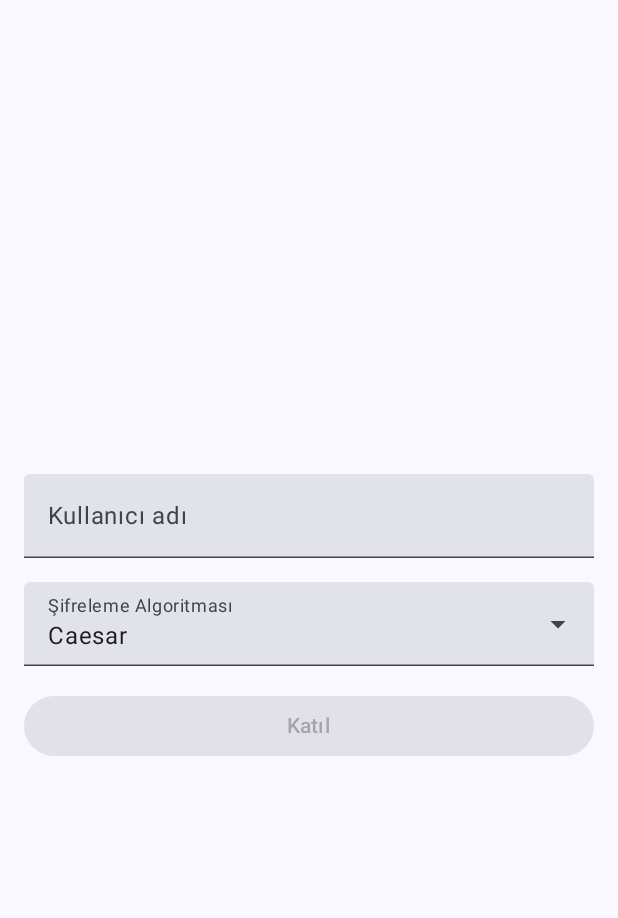
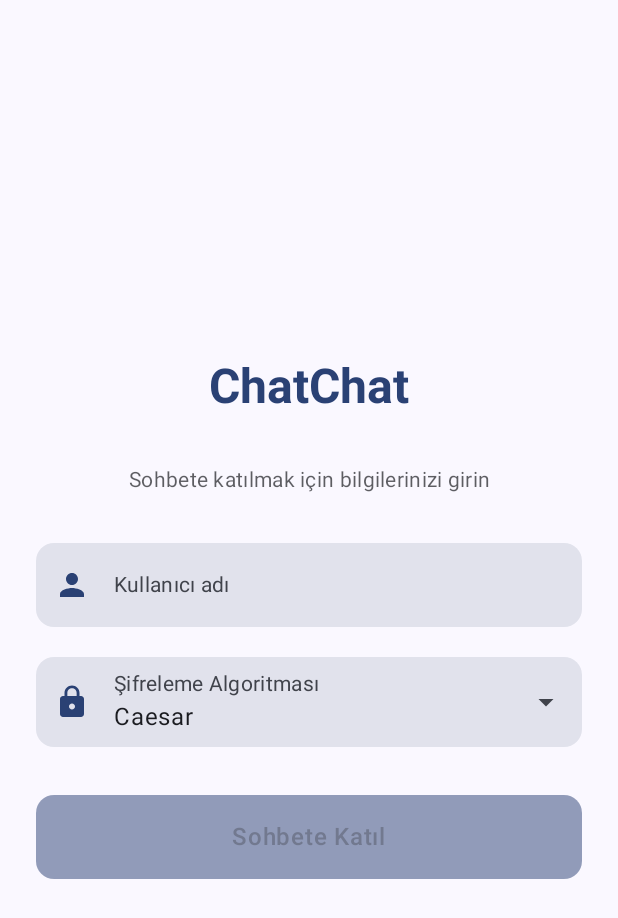
Before and after one commit to alperencitak/Socket-Message-Encryption, an Android app built with Jetpack Compose: the screen it shows after launch (MainActivity), on a phone screen of 412 x 824 dp. Shown: the top 918 px of the screen. Run offline under Robolectric (Android 15) with nearby library versions, the phone set to English and light mode, and no system bars; our stand-ins replace Dagger/Hilt's generated code.

Commit message:
Update login view design

```diff
--- a/client/app/src/main/java/com/alperencitak/chatchat/feature/home/LoginView.kt
+++ b/client/app/src/main/java/com/alperencitak/chatchat/feature/home/LoginView.kt
@@ -1,27 +1,27 @@
 package com.alperencitak.chatchat.feature.home
 
-import androidx.compose.foundation.layout.Arrangement
-import androidx.compose.foundation.layout.Column
-import androidx.compose.foundation.layout.Spacer
-import androidx.compose.foundation.layout.fillMaxSize
-import androidx.compose.foundation.layout.fillMaxWidth
-import androidx.compose.foundation.layout.height
-import androidx.compose.foundation.layout.padding
-import androidx.compose.material3.Button
-import androidx.compose.material3.DropdownMenuItem
-import androidx.compose.material3.ExperimentalMaterial3Api
-import androidx.compose.material3.ExposedDropdownMenuBox
-import androidx.compose.material3.ExposedDropdownMenuDefaults
-import androidx.compose.material3.MenuAnchorType
-import androidx.compose.material3.Text
-import androidx.compose.material3.TextField
+import androidx.compose.foundation.layout.*
+import androidx.compose.foundation.background
+import androidx.compose.foundation.shape.RoundedCornerShape
+import androidx.compose.material.icons.Icons
+import androidx.compose.material.icons.filled.Lock
+import androidx.compose.material.icons.filled.Person
+import androidx.compose.material3.*
 import androidx.compose.runtime.Composable
 import androidx.compose.runtime.getValue
 import androidx.compose.runtime.mutableStateOf
 import androidx.compose.runtime.remember
 import androidx.compose.runtime.setValue
+import androidx.compose.ui.Alignment
 import androidx.compose.ui.Modifier
+import androidx.compose.ui.draw.clip
+import androidx.compose.ui.graphics.Color
+import androidx.compose.ui.graphics.vector.ImageVector
+import androidx.compose.ui.text.font.FontWeight
+import androidx.compose.ui.text.style.TextAlign
 import androidx.compose.ui.unit.dp
+import androidx.compose.ui.unit.sp
+import com.alperencitak.chatchat.feature.home.components.CustomTextField
 
 @OptIn(ExperimentalMaterial3Api::class)
 @Composable
@@ -30,7 +30,7 @@ fun LoginView(
     username: String,
     onLoginClick: () -> Unit,
     onChangeUsername: (String) -> Unit
-){
+) {
     val algorithms = listOf("Caesar", "HillCipher")
     var expanded by remember { mutableStateOf(false) }
     var selectedAlgorithm by remember { mutableStateOf("Caesar") }
@@ -38,61 +38,111 @@ fun LoginView(
     Column(
         modifier = Modifier
             .fillMaxSize()
-            .padding(16.dp),
-        verticalArrangement = Arrangement.Center
+            .padding(24.dp)
+            .background(MaterialTheme.colorScheme.background),
+        verticalArrangement = Arrangement.Center,
+        horizontalAlignment = Alignment.CenterHorizontally
     ) {
-        TextField(
+        Text(
+            text = "ChatChat",
+            style = MaterialTheme.typography.headlineLarge,
+            fontWeight = FontWeight.Bold,
+            color = MaterialTheme.colorScheme.primary,
+            modifier = Modifier.padding(bottom = 32.dp)
+        )
+
+        Text(
+            text = "Sohbete katılmak için bilgilerinizi girin",
+            style = MaterialTheme.typography.bodyMedium,
+            color = MaterialTheme.colorScheme.onBackground.copy(alpha = 0.7f),
+            textAlign = TextAlign.Center,
+            modifier = Modifier
+                .fillMaxWidth()
+                .padding(bottom = 32.dp)
+        )
+
+        CustomTextField(
             value = username,
-            onValueChange = { onChangeUsername(it) },
-            label = { Text("Kullanıcı adı") },
+            onValueChange = onChangeUsername,
+            label = "Kullanıcı adı",
+            placeholder = "Kullanıcı adınızı girin",
+            leadingIcon = Icons.Default.Person,
             modifier = Modifier.fillMaxWidth()
         )
 
-        Spacer(modifier = Modifier.height(16.dp))
+        Spacer(modifier = Modifier.height(20.dp))
 
         ExposedDropdownMenuBox(
             expanded = expanded,
-            onExpandedChange = { expanded = !expanded }
+            onExpandedChange = { expanded = !expanded },
+            modifier = Modifier.fillMaxWidth()
         ) {
-            TextField(
-                value = selectedAlgorithm,
-                onValueChange = {},
-                readOnly = true,
-                label = { Text("Şifreleme Algoritması") },
-                trailingIcon = {
-                    ExposedDropdownMenuDefaults.TrailingIcon(expanded = expanded)
-                },
+            Box(
                 modifier = Modifier
                     .menuAnchor(MenuAnchorType.PrimaryNotEditable, enabled = true)
                     .fillMaxWidth()
-            )
+            ) {
+                CustomTextField(
+                    value = selectedAlgorithm,
+                    onValueChange = {},
+                    readOnly = true,
+                    label = "Şifreleme Algoritması",
+                    placeholder = "Algoritma seçin",
+                    leadingIcon = Icons.Default.Lock,
+                    trailingIcon = {
+                        ExposedDropdownMenuDefaults.TrailingIcon(expanded = expanded)
+                    },
+                    modifier = Modifier.fillMaxWidth()
+                )
+            }
+
             ExposedDropdownMenu(
                 expanded = expanded,
-                onDismissRequest = { expanded = false }
+                onDismissRequest = { expanded = false },
+                modifier = Modifier
+                    .exposedDropdownSize()
+                    .background(MaterialTheme.colorScheme.surface)
             ) {
                 algorithms.forEach { algo ->
                     DropdownMenuItem(
-                        text = { Text(algo) },
+                        text = {
+                            Text(
+                                text = algo,
+                                style = MaterialTheme.typography.bodyMedium,
+                                color = MaterialTheme.colorScheme.onSurface
+                            )
+                        },
                         onClick = {
                             selectedAlgorithm = algo
                             chatViewModel.changeAlgorithm(selectedAlgorithm)
                             expanded = false
-                        }
+                        },
+                        modifier = Modifier.background(MaterialTheme.colorScheme.surface)
                     )
                 }
             }
         }
 
-        Spacer(modifier = Modifier.height(16.dp))
+        Spacer(modifier = Modifier.height(32.dp))
 
         Button(
-            onClick = {
-                onLoginClick()
-            },
+            onClick = onLoginClick,
             enabled = username.isNotBlank(),
-            modifier = Modifier.fillMaxWidth()
+            modifier = Modifier
+                .fillMaxWidth()
+                .height(56.dp),
+            shape = RoundedCornerShape(12.dp),
+            colors = ButtonDefaults.buttonColors(
+                containerColor = MaterialTheme.colorScheme.primary,
+                disabledContainerColor = MaterialTheme.colorScheme.primary.copy(alpha = 0.5f)
+            )
         ) {
-            Text("Katıl")
+            Text(
+                text = "Sohbete Katıl",
+                style = MaterialTheme.typography.bodyLarge,
+                fontWeight = FontWeight.SemiBold,
+                fontSize = 16.sp
+            )
         }
     }
 }
--- /dev/null
+++ b/client/app/src/main/java/com/alperencitak/chatchat/feature/home/components/CustomTextField.kt
@@ -0,0 +1,64 @@
+package com.alperencitak.chatchat.feature.home.components
+
+import androidx.compose.foundation.shape.RoundedCornerShape
+import androidx.compose.material3.Icon
+import androidx.compose.material3.MaterialTheme
+import androidx.compose.material3.Text
+import androidx.compose.material3.TextField
+import androidx.compose.material3.TextFieldDefaults
+import androidx.compose.runtime.Composable
+import androidx.compose.ui.Modifier
+import androidx.compose.ui.draw.clip
+import androidx.compose.ui.graphics.Color
+import androidx.compose.ui.graphics.vector.ImageVector
+import androidx.compose.ui.unit.dp
+
+@Composable
+fun CustomTextField(
+    value: String,
+    onValueChange: (String) -> Unit,
+    label: String,
+    placeholder: String,
+    leadingIcon: ImageVector,
+    trailingIcon: @Composable (() -> Unit)? = null,
+    readOnly: Boolean = false,
+    modifier: Modifier = Modifier
+) {
+    TextField(
+        value = value,
+        onValueChange = onValueChange,
+        readOnly = readOnly,
+        label = {
+            Text(
+                text = label,
+                style = MaterialTheme.typography.bodyMedium,
+                color = MaterialTheme.colorScheme.onSurfaceVariant
+            )
+        },
+        placeholder = {
+            Text(
+                text = placeholder,
+                style = MaterialTheme.typography.bodyMedium,
+                color = MaterialTheme.colorScheme.onSurfaceVariant.copy(alpha = 0.5f)
+            )
+        },
+        leadingIcon = {
+            Icon(
+                imageVector = leadingIcon,
+                contentDescription = null,
+                tint = MaterialTheme.colorScheme.primary
+            )
+        },
+        trailingIcon = trailingIcon,
+        modifier = modifier
+            .clip(RoundedCornerShape(12.dp)),
+        colors = TextFieldDefaults.colors(
+            focusedContainerColor = MaterialTheme.colorScheme.surfaceVariant,
+            unfocusedContainerColor = MaterialTheme.colorScheme.surfaceVariant,
+            focusedIndicatorColor = Color.Transparent,
+            unfocusedIndicatorColor = Color.Transparent,
+            disabledIndicatorColor = Color.Transparent
+        ),
+        singleLine = true
+    )
+}
```
